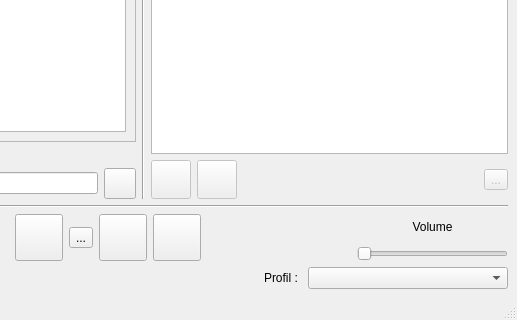
First picture: the form in GuiliGuili/GuiliGuili.ui, repository Toyunda/toyunda, before the edit; both pictures show x 231 to 748 and y 243 to 563 of the 748 by 563 pixel window.
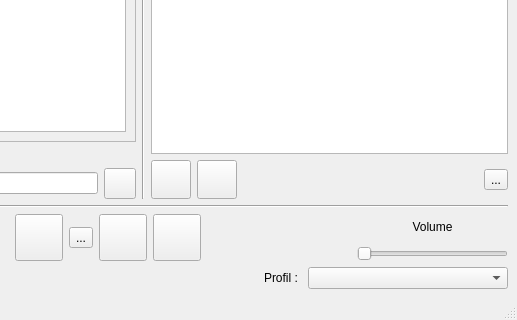
Second picture: the form after the edit. Icons and pictures are not drawn.

Diff of the .ui file:
```diff
--- a/GuiliGuili/GuiliGuili.ui
+++ b/GuiliGuili/GuiliGuili.ui
@@ -138,7 +138,7 @@
             <item>
              <widget class="QToolButton" name="openPlaylistButton">
               <property name="enabled">
-               <bool>false</bool>
+               <bool>true</bool>
               </property>
               <property name="text">
                <string/>
@@ -154,7 +154,7 @@
             <item>
              <widget class="QToolButton" name="savePlaylistButton">
               <property name="enabled">
-               <bool>false</bool>
+               <bool>true</bool>
               </property>
               <property name="text">
                <string/>
@@ -183,7 +183,7 @@
             <item>
              <widget class="QToolButton" name="clearPlaylistButton">
               <property name="enabled">
-               <bool>false</bool>
+               <bool>true</bool>
               </property>
               <property name="text">
                <string>...</string>
```
